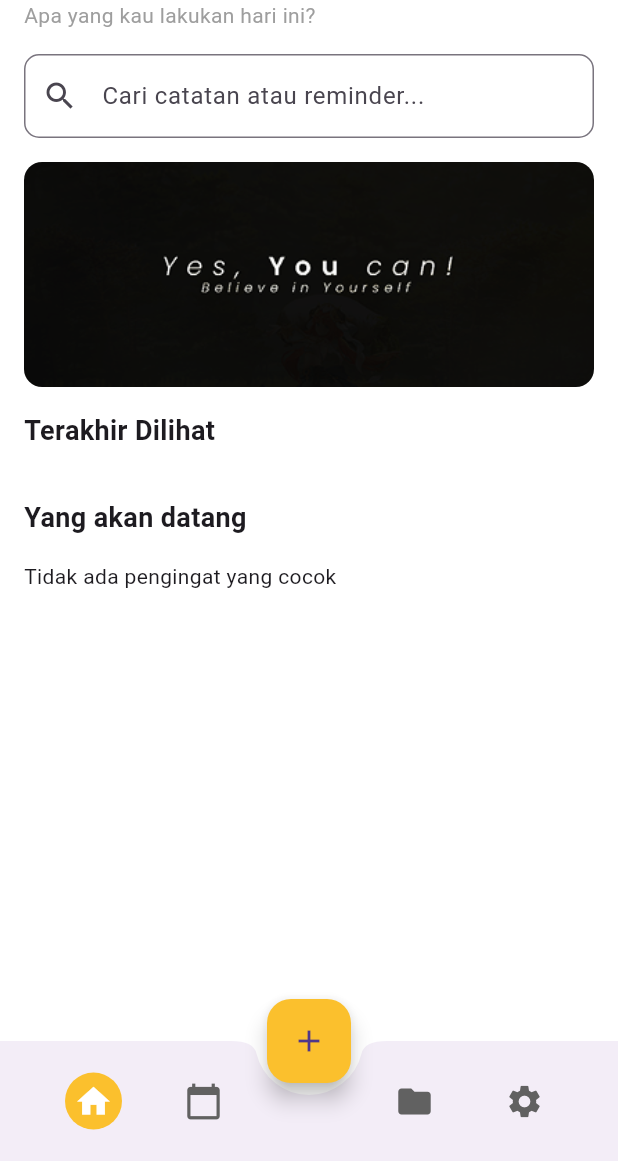
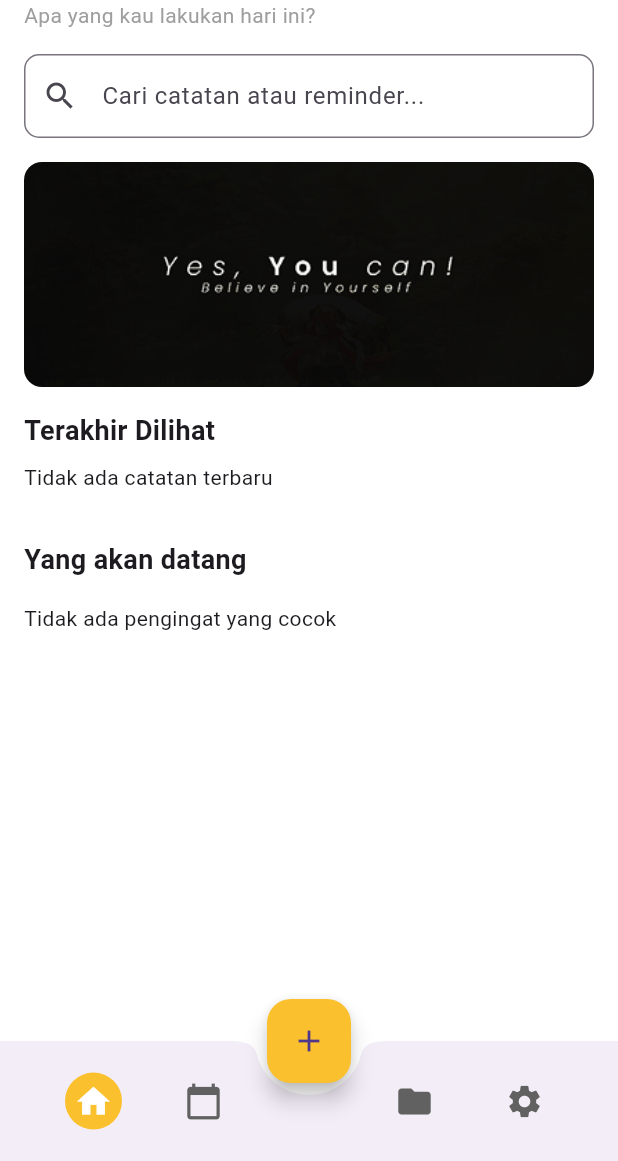
Before and after one commit to nakzuwu/VisionAidFrontend, a Flutter app: the HomeView screen opened by its route, on a phone screen of 412 x 824 dp, the part 75-1236 px from its top. Run offline on Flutter 3.47's test engine with Material 3 defaults, Android fonts, the light colour scheme and no system bars; our stand-ins replace connectivity_plus, firebase_auth, firebase_core, get, get_storage, google_sign_in and 3 more; accounts and stored records are empty.

Commit message:
try fixing home and some bug

```diff
--- a/lib/app/modules/home/controllers/home_controller.dart
+++ b/lib/app/modules/home/controllers/home_controller.dart
@@ -1,11 +1,16 @@
 import 'package:get/get.dart';
+import 'package:get_storage/get_storage.dart';
 
 class HomeController extends GetxController {
   //TODO: Implement HomeController
 
   final count = 0.obs;
+  final RxList<String> recentNoteIds = <String>[].obs;
 
-
+  void loadRecentNotes() {
+    final list = GetStorage().read<List>('recent_notes') ?? [];
+    recentNoteIds.assignAll(list.map((e) => e.toString()));
+  }
 
   void increment() => count.value++;
 }
--- a/lib/app/modules/home/views/home_view.dart
+++ b/lib/app/modules/home/views/home_view.dart
@@ -46,7 +46,10 @@ class HomeView extends GetView<HomeController> {
                 children: [
                   Text(
                     'Halo ${GetStorage().read('username') ?? 'User'}!',
-                    style: const TextStyle(fontSize: 24, fontWeight: FontWeight.bold),
+                    style: const TextStyle(
+                      fontSize: 24,
+                      fontWeight: FontWeight.bold,
+                    ),
                   ),
                   const Text(
                     'Apa yang kau lakukan hari ini?',
@@ -91,28 +94,40 @@ class HomeView extends GetView<HomeController> {
                     'Terakhir Dilihat',
                     style: TextStyle(fontWeight: FontWeight.bold, fontSize: 18),
                   ),
-                  const SizedBox(height: 8),
 
-                  // Obx(() {
-                  //   final recentNotes = notesController.recentNotes.take(3).toList();
+                  Obx(() {
+                    final recentIds = controller.recentNoteIds;
 
-                  //   return recentNotes.isEmpty
-                  //     ? const Padding(
-                  //         padding: EdgeInsets.symmetric(vertical: 8),
-                  //         child: Text('Tidak ada catatan terbaru'),
-                  //       )
-                  //     : SizedBox(
-                  //         height: 120,
-                  //         child: ListView.builder(
-                  //           scrollDirection: Axis.horizontal,
-                  //           itemCount: recentNotes.length,
-                  //           itemBuilder: (_, index) {
-                  //             final note = recentNotes[index];
-                  //             return _buildNoteCard(note);
-                  //           },
-                  //         ),
-                  //       );
-                  // }),
+                    if (recentIds.isEmpty) {
+                      return const Padding(
+                        padding: EdgeInsets.symmetric(vertical: 8),
+                        child: Text('Tidak ada catatan terbaru'),
+                      );
+                    }
+
+                    final recentNotes =
+                        recentIds
+                            .map((id) {
+                              final noteMap = GetStorage().read(id);
+                              if (noteMap == null) return null;
+                              return Note.fromMap(noteMap);
+                            })
+                            .whereType<Note>()
+                            .toList();
+
+                    return SizedBox(
+                      height: 120,
+                      child: ListView.builder(
+                        scrollDirection: Axis.horizontal,
+                        itemCount: recentNotes.length,
+                        itemBuilder: (_, index) {
+                          final note = recentNotes[index];
+                          return _buildNoteCard(note);
+                        },
+                      ),
+                    );
+                  }),
+
                   const SizedBox(height: 24),
 
                   // Upcoming Reminders Section
```
Also changed, not shown: lib/app/data/model/note_model.dart (+18 -0 lines), lib/app/modules/folder/views/folder_view.dart (+33 -26 lines), lib/app/modules/note_detail/views/note_detail_view.dart (+14 -0 lines).
